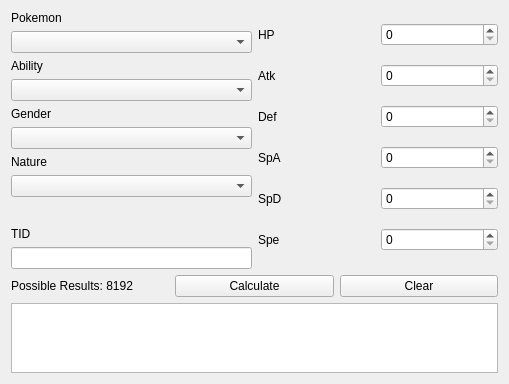
Qt form Source/Form/Gen4/Tools/ChainedSID.ui (Admiral-Fish/PokeFinder) before a commit.
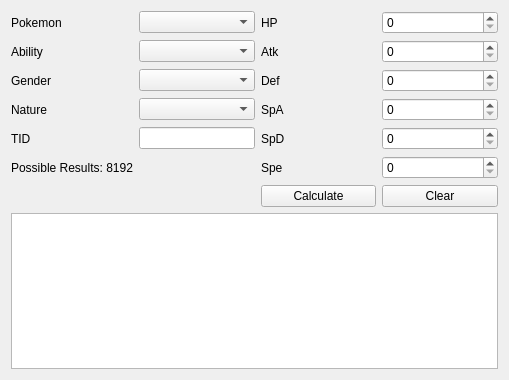
The same form after that commit. Custom widgets are drawn as their Qt base class.

Patch:
```diff
--- a/Source/Form/Gen4/Tools/ChainedSID.ui
+++ b/Source/Form/Gen4/Tools/ChainedSID.ui
@@ -13,39 +13,55 @@
   <property name="windowTitle">
    <string>Chained Shiny to SID</string>
   </property>
-  <layout class="QGridLayout" name="gridLayout_2">
-   <item row="5" column="0">
+  <layout class="QGridLayout" name="gridLayout">
+   <item row="0" column="0">
+    <widget class="QLabel" name="labelPokemon">
+     <property name="text">
+      <string>Pokemon</string>
+     </property>
+    </widget>
+   </item>
+   <item row="0" column="1">
+    <widget class="ComboBox" name="comboBoxPokemon"/>
+   </item>
+   <item row="1" column="0">
+    <widget class="QLabel" name="labelAbility">
+     <property name="text">
+      <string>Ability</string>
+     </property>
+    </widget>
+   </item>
+   <item row="1" column="1">
+    <widget class="ComboBox" name="comboBoxAbility"/>
+   </item>
+   <item row="2" column="0">
+    <widget class="QLabel" name="labelGender">
+     <property name="text">
+      <string>Gender</string>
+     </property>
+    </widget>
+   </item>
+   <item row="2" column="1">
     <widget class="ComboBox" name="comboBoxGender"/>
    </item>
-   <item row="7" column="0">
+   <item row="3" column="0">
+    <widget class="QLabel" name="labelNature">
+     <property name="text">
+      <string>Nature</string>
+     </property>
+    </widget>
+   </item>
+   <item row="3" column="1">
     <widget class="ComboBox" name="comboBoxNature"/>
    </item>
-   <item row="14" column="0" colspan="2">
-    <layout class="QHBoxLayout" name="horizontalLayout">
-     <item>
-      <widget class="QLabel" name="labelPossibleResults">
-       <property name="text">
-        <string>Possible Results: 8192</string>
-       </property>
-      </widget>
-     </item>
-     <item>
-      <widget class="QPushButton" name="pushButtonCalculate">
-       <property name="text">
-        <string>Calculate</string>
-       </property>
-      </widget>
-     </item>
-     <item>
-      <widget class="QPushButton" name="pushButtonClear">
-       <property name="text">
-        <string>Clear</string>
-       </property>
-      </widget>
-     </item>
-    </layout>
+   <item row="4" column="0">
+    <widget class="QLabel" name="labelTID">
+     <property name="text">
+      <string>TID</string>
+     </property>
+    </widget>
    </item>
-   <item row="13" column="0">
+   <item row="4" column="1">
     <widget class="TextBox" name="textBoxTID">
      <property name="sizePolicy">
       <sizepolicy hsizetype="Preferred" vsizetype="Fixed">
@@ -55,114 +71,90 @@
      </property>
     </widget>
    </item>
-   <item row="2" column="0">
-    <widget class="QLabel" name="labelAbility">
+   <item row="5" column="0">
+    <widget class="QLabel" name="labelPossibleResults">
      <property name="text">
-      <string>Ability</string>
+      <string>Possible Results: 8192</string>
      </property>
     </widget>
    </item>
-   <item row="6" column="0">
-    <widget class="QLabel" name="labelNature">
+   <item row="0" column="2">
+    <widget class="QLabel" name="labelHP">
      <property name="text">
-      <string>Nature</string>
+      <string>HP</string>
      </property>
     </widget>
    </item>
-   <item row="12" column="0">
-    <widget class="QLabel" name="labelTID">
+   <item row="0" column="3">
+    <widget class="QSpinBox" name="spinBoxHP"/>
+   </item>
+   <item row="1" column="2">
+    <widget class="QLabel" name="labelAtk">
      <property name="text">
-      <string>TID</string>
+      <string>Atk</string>
      </property>
     </widget>
    </item>
-   <item row="4" column="0">
-    <widget class="QLabel" name="labelGender">
+   <item row="1" column="3">
+    <widget class="QSpinBox" name="spinBoxAtk"/>
+   </item>
+   <item row="2" column="2">
+    <widget class="QLabel" name="labelDef">
      <property name="text">
-      <string>Gender</string>
+      <string>Def</string>
      </property>
     </widget>
    </item>
-   <item row="3" column="0">
-    <widget class="ComboBox" name="comboBoxAbility"/>
+   <item row="2" column="3">
+    <widget class="QSpinBox" name="spinBoxDef"/>
    </item>
-   <item row="0" column="1" rowspan="14">
-    <layout class="QGridLayout" name="gridLayout">
-     <item row="5" column="1">
-      <widget class="QSpinBox" name="spinBoxSpe"/>
-     </item>
-     <item row="3" column="0">
-      <widget class="QLabel" name="labelSpA">
-       <property name="text">
-        <string>SpA</string>
-       </property>
-      </widget>
-     </item>
-     <item row="2" column="1">
-      <widget class="QSpinBox" name="spinBoxDef"/>
-     </item>
-     <item row="3" column="1">
-      <widget class="QSpinBox" name="spinBoxSpA"/>
-     </item>
-     <item row="1" column="1">
-      <widget class="QSpinBox" name="spinBoxAtk"/>
-     </item>
-     <item row="5" column="0">
-      <widget class="QLabel" name="labelSpe">
-       <property name="text">
-        <string>Spe</string>
-       </property>
-      </widget>
-     </item>
-     <item row="1" column="0">
-      <widget class="QLabel" name="labelAtk">
-       <property name="text">
-        <string>Atk</string>
-       </property>
-      </widget>
-     </item>
-     <item row="4" column="1">
-      <widget class="QSpinBox" name="spinBoxSpD"/>
-     </item>
-     <item row="0" column="0">
-      <widget class="QLabel" name="labelHP">
-       <property name="text">
-        <string>HP</string>
-       </property>
-      </widget>
-     </item>
-     <item row="2" column="0">
-      <widget class="QLabel" name="labelDef">
-       <property name="text">
-        <string>Def</string>
-       </property>
-      </widget>
-     </item>
-     <item row="4" column="0">
-      <widget class="QLabel" name="labelSpD">
-       <property name="text">
-        <string>SpD</string>
-       </property>
-      </widget>
-     </item>
-     <item row="0" column="1">
-      <widget class="QSpinBox" name="spinBoxHP"/>
-     </item>
-    </layout>
+   <item row="3" column="2">
+    <widget class="QLabel" name="labelSpA">
+     <property name="text">
+      <string>SpA</string>
+     </property>
+    </widget>
    </item>
-   <item row="0" column="0">
-    <widget class="QLabel" name="labelPokemon">
+   <item row="3" column="3">
+    <widget class="QSpinBox" name="spinBoxSpA"/>
+   </item>
+   <item row="4" column="2">
+    <widget class="QLabel" name="labelSpD">
      <property name="text">
-      <string>Pokemon</string>
+      <string>SpD</string>
      </property>
     </widget>
    </item>
-   <item row="15" column="0" colspan="2">
+   <item row="4" column="3">
+    <widget class="QSpinBox" name="spinBoxSpD"/>
+   </item>
+   <item row="5" column="2">
+    <widget class="QLabel" name="labelSpe">
+     <property name="text">
+      <string>Spe</string>
+     </property>
+    </widget>
+   </item>
+   <item row="5" column="3">
+    <widget class="QSpinBox" name="spinBoxSpe"/>
+   </item>
+   <item row="6" column="2">
+    <widget class="QPushButton" name="pushButtonCalculate">
+     <property name="text">
+      <string>Calculate</string>
+     </property>
+    </widget>
+   </item>
+   <item row="6" column="3">
+    <widget class="QPushButton" name="pushButtonClear">
+     <property name="text">
+      <string>Clear</string>
+     </property>
+    </widget>
+   </item>
+   <item row="7" column="0" colspan="4">
     <widget class="TableView" name="tableView"/>
    </item>
-   <item row="1" column="0">
-    <widget class="ComboBox" name="comboBoxPokemon"/>
-   </item>
   </layout>
  </widget>
  <customwidgets>
@@ -171,16 +163,16 @@
    <extends>QLineEdit</extends>
    <header>Form/Controls/TextBox.hpp</header>
   </customwidget>
-  <customwidget>
-   <class>TableView</class>
-   <extends>QTableView</extends>
-   <header>Form/Controls/TableView.hpp</header>
-  </customwidget>
   <customwidget>
    <class>ComboBox</class>
    <extends>QComboBox</extends>
    <header>Form/Controls/ComboBox.hpp</header>
   </customwidget>
+  <customwidget>
+   <class>TableView</class>
+   <extends>QTableView</extends>
+   <header>Form/Controls/TableView.hpp</header>
+  </customwidget>
  </customwidgets>
  <tabstops>
   <tabstop>comboBoxPokemon</tabstop>
```
Left out of the diff: 16 changed lines with no effect on the pictures.
